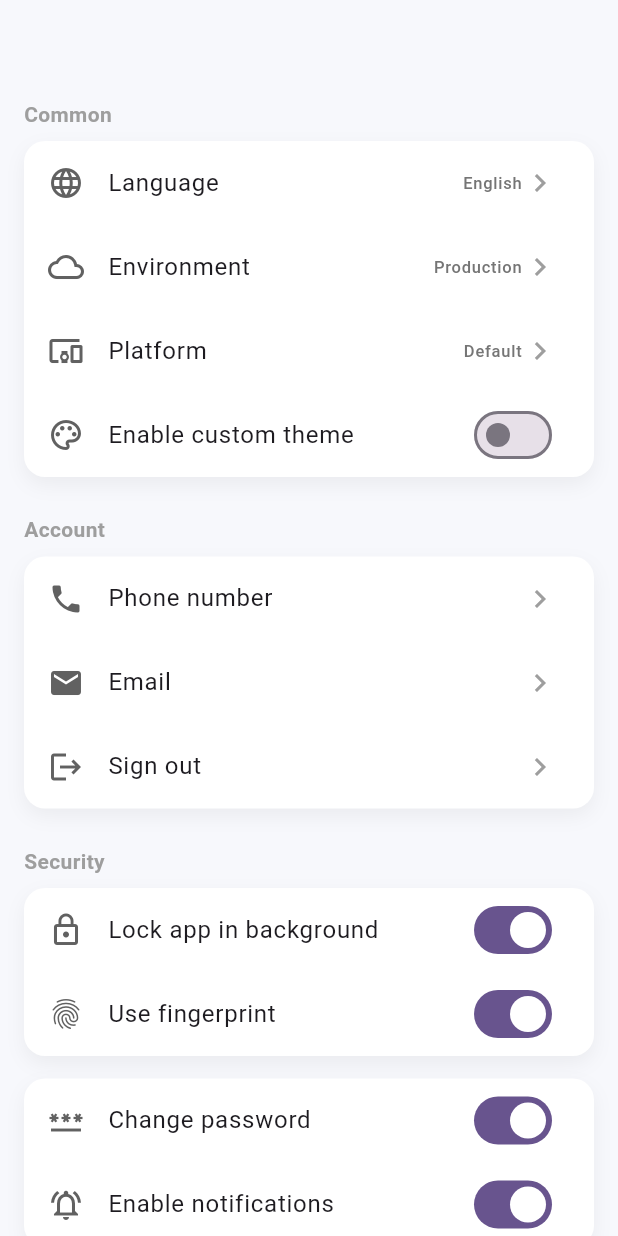
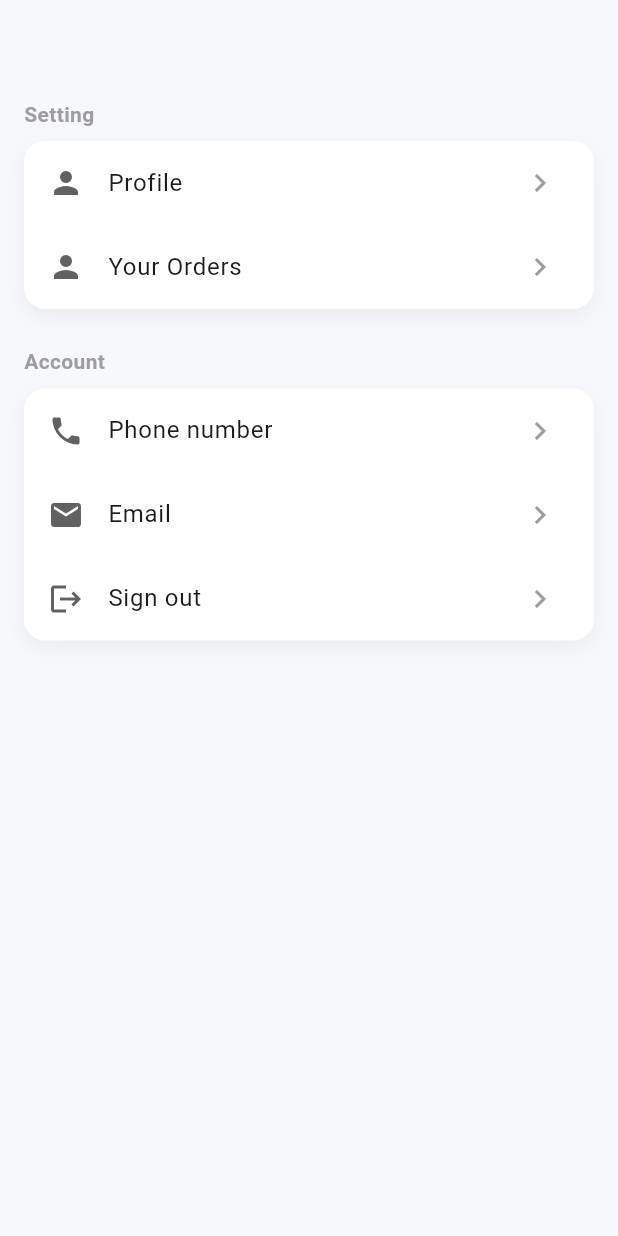
Before and after one commit to kusumeshkant/de_queue, a Flutter app: the SettingsPage screen opened directly, on a phone screen of 412 x 824 dp. Run offline on Flutter 3.47's test engine with Material 3 defaults, Android fonts, the phone set to English and light mode, and no system bars; our stand-ins replace auto_route, cloud_firestore, connectivity_plus, dio, firebase_auth, firebase_core and 4 more; missing offline and left inert: mobile_scanner; accounts and stored records are empty.

Commit message:
setting screen refactor

```diff
--- a/lib/src/presentation/Setting/setting_page.dart
+++ b/lib/src/presentation/Setting/setting_page.dart
@@ -1,5 +1,7 @@
 import 'package:auto_route/auto_route.dart';
+import 'package:dq_app/src/presentation/order/order_page.dart';
 import 'package:flutter/material.dart';
+import 'package:get/get.dart';
 
 @RoutePage()
 class SettingsPage extends StatelessWidget {
@@ -19,32 +21,44 @@ class SettingsPage extends StatelessWidget {
         padding: const EdgeInsets.all(16),
         children: [
           SizedBox(height: 50),
-          _buildSectionTitle("Common"),
+          _buildSectionTitle("Setting"),
           _buildSettingsGroup([
-            _buildSettingsTile(
-              icon: Icons.language,
-              title: "Language",
-              value: "English",
+             _buildSettingsTile(
+              icon: Icons.person,
+              title: "Profile",
               onTap: () {},
             ),
-            _buildSettingsTile(
-              icon: Icons.cloud_outlined,
-              title: "Environment",
-              value: "Production",
-              onTap: () {},
+             _buildSettingsTile(
+              icon: Icons.person,
+              title: "Your Orders",
+              onTap: () {
+                Get.to(OrderPage());
+              },
             ),
-            _buildSettingsTile(
-              icon: Icons.devices_other,
-              title: "Platform",
-              value: "Default",
-              onTap: () {},
-            ),
-            _buildSwitchTile(
-              icon: Icons.color_lens_outlined,
-              title: "Enable custom theme",
-              value: false,
-              onChanged: (val) {},
-            ),
+            // _buildSettingsTile(
+            //   icon: Icons.language,
+            //   title: "Language",
+            //   value: "English",
+            //   onTap: () {},
+            // ),
+            // _buildSettingsTile(
+            //   icon: Icons.cloud_outlined,
+            //   title: "Environment",
+            //   value: "Production",
+            //   onTap: () {},
+            // ),
+            // _buildSettingsTile(
+            //   icon: Icons.devices_other,
+            //   title: "Platform",
+            //   value: "Default",
+            //   onTap: () {},
+            // ),
+            // _buildSwitchTile(
+            //   icon: Icons.color_lens_outlined,
+            //   title: "Enable custom theme",
+            //   value: false,
+            //   onChanged: (val) {},
+            // ),
           ]),
           const SizedBox(height: 25),
           _buildSectionTitle("Account"),
@@ -62,36 +76,37 @@ class SettingsPage extends StatelessWidget {
             ),
           ]),
           const SizedBox(height: 25),
-          _buildSectionTitle("Security"),
-          _buildSettingsGroup([
-            _buildSwitchTile(
-              icon: Icons.lock_outline,
-              title: "Lock app in background",
-              value: true,
-              onChanged: (val) {},
-            ),
-            _buildSwitchTile(
-              icon: Icons.fingerprint,
-              title: "Use fingerprint",
-              value: true,
-              onChanged: (val) {},
-            ),
-          ]),
-          const SizedBox(height: 15),
-          _buildSettingsGroup([
-            _buildSwitchTile(
-              icon: Icons.password,
-              title: "Change password",
-              value: true,
-              onChanged: (val) {},
-            ),
-            _buildSwitchTile(
-              icon: Icons.notifications_active_outlined,
-              title: "Enable notifications",
-              value: true,
-              onChanged: (val) {},
-            ),
-          ]),
+          // _buildSectionTitle("Security"),
+          // _buildSettingsGroup([
+          //   _buildSwitchTile(
+          //     icon: Icons.lock_outline,
+          //     title: "Lock app in background",
+          //     value: true,
+          //     onChanged: (val) {},
+          //   ),
+          //   _buildSwitchTile(
+          //     icon: Icons.fingerprint,
+          //     title: "Use fingerprint",
+          //     value: true,
+          //     onChanged: (val) {},
+          //   ),
+          // ]),
+          // const SizedBox(height: 15),
+          // _buildSettingsGroup([
+          //   _buildSwitchTile(
+          //     icon: Icons.password,
+          //     title: "Change password",
+          //     value: true,
+          //     onChanged: (val) {},
+          //   ),
+          //   _buildSwitchTile(
+          //     icon: Icons.notifications_active_outlined,
+          //     title: "Enable notifications",
+          //     value: true,
+          //     onChanged: (val) {},
+          //   ),
+          // ]),
+
         ],
       ),
     );
```
Also changed, not shown: lib/src/presentation/cart/cart_page.dart (+21 -10 lines), lib/src/presentation/cart/widgets/cart_bottom_bar.dart (+42 -7 lines), lib/src/presentation/order/order_page.dart (added, +57 -0 lines), lib/src/presentation/scanner_page/scanner_page.dart (+2 -8 lines).
